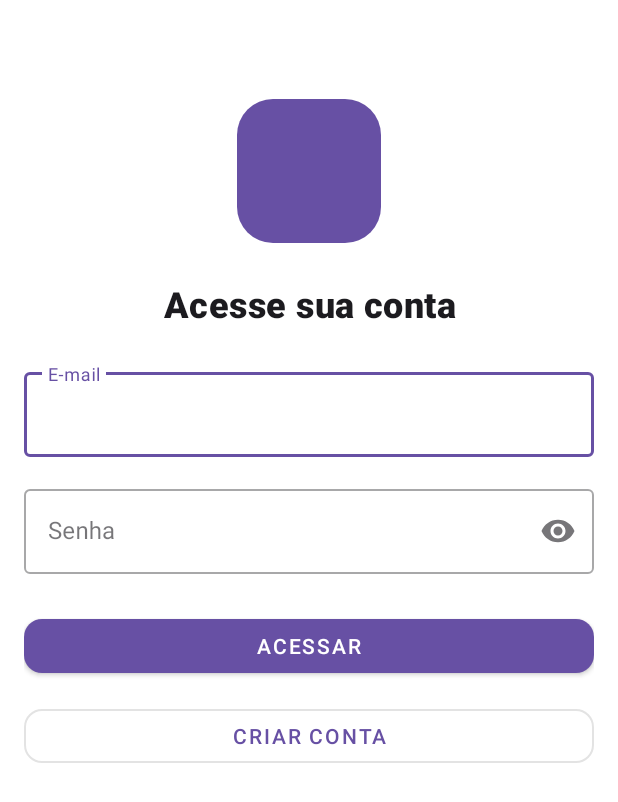
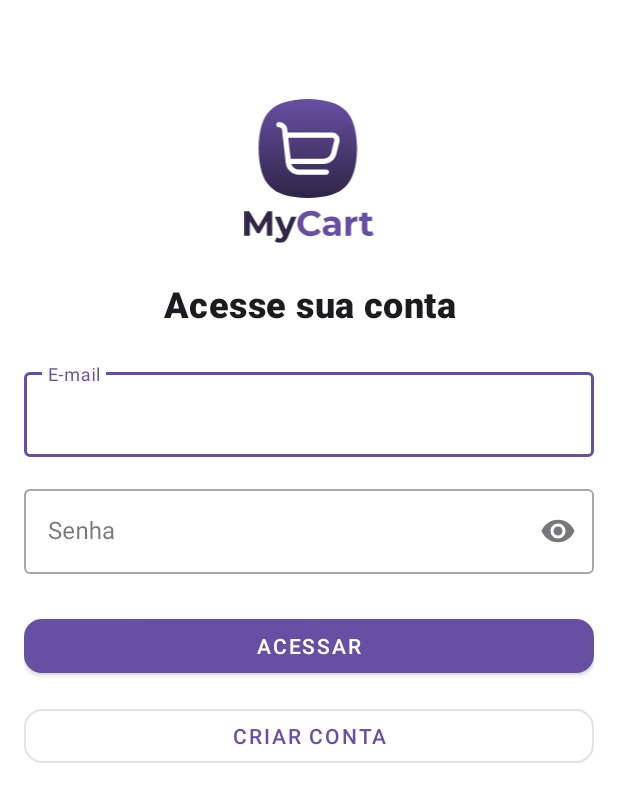
Before and after one commit to mathcorrea1/projetomobilekotlin, an Android app: the screen it shows after launch (LoginActivity), on a phone screen of 412 x 824 dp. Shown: the top 802 px of the screen. Run offline under Robolectric (Android 15) with nearby library versions, the phone set to English and light mode, and no system bars.

Commit message:
adicionando logo "myCart" e trocando placeholders

```diff
--- a/app/src/main/AndroidManifest.xml
+++ b/app/src/main/AndroidManifest.xml
@@ -3,9 +3,9 @@
 
     <application
         android:allowBackup="true"
-        android:icon="@drawable/ic_placeholder"
+        android:icon="@drawable/ic_logo"
         android:label="@string/app_name"
-        android:roundIcon="@drawable/ic_placeholder"
+        android:roundIcon="@drawable/ic_logo"
         android:supportsRtl="true"
         android:theme="@style/Theme.ProjetoProgramacaoMobileParte1">
         <activity
--- /dev/null
+++ b/app/src/main/res/drawable/ic_logo.xml
@@ -0,0 +1,51 @@
+<vector xmlns:android="http://schemas.android.com/apk/res/android"
+    xmlns:aapt="http://schemas.android.com/aapt"
+    android:width="588dp"
+    android:height="656dp"
+    android:viewportWidth="588"
+    android:viewportHeight="656">
+  <group>
+    <clip-path
+        android:pathData="M0.28,0h587.04v655.32h-587.04z"/>
+    <path
+        android:pathData="M460.62,52.62C428.81,18.79 372.69,1.88 288.5,0C204.31,1.88 148.19,18.79 116.38,52.62C82.71,84.56 65.87,140.94 64,225.5C65.87,310.06 82.71,366.44 116.38,398.38C148.19,432.21 204.31,449.12 288.5,451C372.69,449.12 428.81,432.21 460.62,398.38C494.29,364.56 511.13,310.06 513,225.5C511.13,140.94 494.29,84.56 460.62,52.62Z">
+      <aapt:attr name="android:fillColor">
+        <gradient
+            android:startX="288.5"
+            android:startY="1.72"
+            android:endX="288.5"
+            android:endY="450.53"
+            android:type="linear">
+          <item android:offset="0" android:color="#FF674FA3"/>
+          <item android:offset="1" android:color="#FF2F2547"/>
+        </gradient>
+      </aapt:attr>
+    </path>
+    <path
+        android:pathData="M145,116.94C145,110.35 150.37,105 157,105C176.28,105 193.5,120.3 195.34,139.6L212.14,288.89C213.94,306.75 229.25,321.12 248.2,321.12H373C379.63,321.12 385,326.46 385,333.06C385,339.65 379.63,345 373,345H248.2C216.77,345 191.31,321.2 188.27,291.34L171.48,142.15L171.45,141.9C170.82,135 164.08,128.88 157,128.88C150.37,128.88 145,123.54 145,116.94Z"
+        android:fillColor="#ffffff"
+        android:fillType="evenOdd"/>
+    <path
+        android:pathData="M173.8,164.7C173.8,158.11 179.17,152.76 185.8,152.76H399.4C418.03,152.76 433,167.66 433,186.19V190.97C433,191.95 432.88,192.92 432.64,193.87L418.24,251.18C418.22,251.28 418.19,251.38 418.16,251.48C410.73,278.1 386.84,296.05 359.8,296.05H200.2C193.57,296.05 188.2,290.7 188.2,284.1C188.2,277.51 193.57,272.16 200.2,272.16H359.8C375.92,272.16 390.39,261.52 395,245.23L409,189.5V186.2C409,180.85 404.77,176.64 399.4,176.64H185.8C179.17,176.64 173.8,171.3 173.8,164.7Z"
+        android:fillColor="#ffffff"
+        android:fillType="evenOdd"/>
+    <path
+        android:pathData="M0.28,623V511H21.72L69.4,590.04H58.04L104.92,511H126.2L126.52,623H102.2L102.04,548.28H106.52L69.08,611.16H57.4L19.16,548.28H24.6V623H0.28Z"
+        android:fillColor="#302648"/>
+    <path
+        android:pathData="M162.21,655.32C157.73,655.32 153.31,654.63 148.93,653.24C144.56,651.85 140.99,649.93 138.21,647.48L147.33,629.72C149.25,631.43 151.44,632.76 153.89,633.72C156.45,634.68 158.96,635.16 161.41,635.16C164.93,635.16 167.71,634.31 169.73,632.6C171.87,631 173.79,628.28 175.49,624.44L179.97,613.88L181.89,611.16L212.77,536.92H236.77L197.89,628.28C195.12,635.21 191.92,640.65 188.29,644.6C184.77,648.55 180.83,651.32 176.45,652.92C172.19,654.52 167.44,655.32 162.21,655.32ZM176.93,626.36L138.53,536.92H164.29L194.05,608.92L176.93,626.36Z"
+        android:fillColor="#302648"/>
+    <path
+        android:pathData="M301.85,624.92C293.21,624.92 285.15,623.53 277.69,620.76C270.33,617.88 263.93,613.83 258.49,608.6C253.05,603.37 248.78,597.24 245.69,590.2C242.7,583.16 241.21,575.43 241.21,567C241.21,558.57 242.7,550.84 245.69,543.8C248.78,536.76 253.05,530.63 258.49,525.4C264.04,520.17 270.49,516.17 277.85,513.4C285.21,510.52 293.26,509.08 302.01,509.08C311.71,509.08 320.46,510.79 328.25,514.2C336.14,517.51 342.76,522.41 348.09,528.92L331.45,544.28C327.61,539.91 323.34,536.65 318.65,534.52C313.95,532.28 308.83,531.16 303.29,531.16C298.06,531.16 293.26,532.01 288.89,533.72C284.52,535.43 280.73,537.88 277.53,541.08C274.33,544.28 271.82,548.07 270.01,552.44C268.3,556.81 267.45,561.67 267.45,567C267.45,572.33 268.3,577.19 270.01,581.56C271.82,585.93 274.33,589.72 277.53,592.92C280.73,596.12 284.52,598.57 288.89,600.28C293.26,601.99 298.06,602.84 303.29,602.84C308.83,602.84 313.95,601.77 318.65,599.64C323.34,597.4 327.61,594.04 331.45,589.56L348.09,604.92C342.76,611.43 336.14,616.39 328.25,619.8C320.46,623.21 311.66,624.92 301.85,624.92Z"
+        android:fillColor="#664FA2"/>
+    <path
+        android:pathData="M414.6,623V606.2L413,602.52V572.44C413,567.11 411.35,562.95 408.04,559.96C404.84,556.97 399.88,555.48 393.16,555.48C388.58,555.48 384.04,556.23 379.56,557.72C375.19,559.11 371.45,561.03 368.36,563.48L359.4,546.04C364.1,542.73 369.75,540.17 376.36,538.36C382.98,536.55 389.7,535.64 396.52,535.64C409.64,535.64 419.83,538.73 427.08,544.92C434.33,551.11 437.96,560.76 437.96,573.88V623H414.6ZM388.36,624.28C381.64,624.28 375.88,623.16 371.08,620.92C366.28,618.57 362.6,615.43 360.04,611.48C357.48,607.53 356.2,603.11 356.2,598.2C356.2,593.08 357.43,588.6 359.88,584.76C362.44,580.92 366.44,577.93 371.88,575.8C377.32,573.56 384.42,572.44 393.16,572.44H416.04V587H395.88C390.02,587 385.96,587.96 383.72,589.88C381.59,591.8 380.52,594.2 380.52,597.08C380.52,600.28 381.75,602.84 384.2,604.76C386.76,606.57 390.23,607.48 394.6,607.48C398.76,607.48 402.49,606.52 405.8,604.6C409.11,602.57 411.51,599.64 413,595.8L416.84,607.32C415.03,612.87 411.72,617.08 406.92,619.96C402.12,622.84 395.93,624.28 388.36,624.28Z"
+        android:fillColor="#664FA2"/>
+    <path
+        android:pathData="M460.55,623V536.92H484.39V561.24L481.03,554.2C483.59,548.12 487.7,543.53 493.35,540.44C499.01,537.24 505.89,535.64 513.99,535.64V558.68C512.92,558.57 511.96,558.52 511.11,558.52C510.26,558.41 509.35,558.36 508.39,558.36C501.57,558.36 496.02,560.33 491.75,564.28C487.59,568.12 485.51,574.15 485.51,582.36V623H460.55Z"
+        android:fillColor="#664FA2"/>
+    <path
+        android:pathData="M567,624.28C556.87,624.28 548.97,621.72 543.32,616.6C537.67,611.37 534.84,603.64 534.84,593.4V517.88H559.8V593.08C559.8,596.71 560.76,599.53 562.68,601.56C564.6,603.48 567.22,604.44 570.52,604.44C574.47,604.44 577.83,603.37 580.6,601.24L587.32,618.84C584.76,620.65 581.67,622.04 578.04,623C574.52,623.85 570.84,624.28 567,624.28ZM521.56,556.12V536.92H581.24V556.12H521.56Z"
+        android:fillColor="#664FA2"/>
+  </group>
+</vector>
--- a/app/src/main/res/layout/activity_add_list.xml
+++ b/app/src/main/res/layout/activity_add_list.xml
@@ -36,7 +36,8 @@
             android:layout_width="@dimen/logo_size"
             android:layout_height="@dimen/logo_size"
             android:contentDescription="@string/descricao_logo"
-            android:src="@drawable/ic_placeholder"
+            app:srcCompat="@drawable/ic_logo"
+            app:tint="@null"
             app:layout_constraintTop_toBottomOf="@id/toolbar"
             app:layout_constraintStart_toStartOf="parent"
             app:layout_constraintEnd_toEndOf="parent" />
--- a/app/src/main/res/layout/activity_edit_list.xml
+++ b/app/src/main/res/layout/activity_edit_list.xml
@@ -29,7 +29,8 @@
             android:layout_width="@dimen/logo_size"
             android:layout_height="@dimen/logo_size"
             android:contentDescription="@string/descricao_logo"
-            android:src="@drawable/ic_placeholder"
+            app:srcCompat="@drawable/ic_logo"
+            app:tint="@null"
             app:layout_constraintTop_toBottomOf="@id/toolbar"
             app:layout_constraintStart_toStartOf="parent"
             app:layout_constraintEnd_toEndOf="parent" />
--- a/app/src/main/res/layout/activity_login.xml
+++ b/app/src/main/res/layout/activity_login.xml
@@ -24,7 +24,8 @@
             android:layout_width="@dimen/logo_size"
             android:layout_height="@dimen/logo_size"
             android:contentDescription="@string/descricao_logo"
-            android:src="@drawable/ic_placeholder"
+            app:srcCompat="@drawable/ic_logo"
+            app:tint="@null"
             app:layout_constraintTop_toBottomOf="@id/guideline_top"
             app:layout_constraintStart_toStartOf="parent"
             app:layout_constraintEnd_toEndOf="parent" />
--- a/app/src/main/res/layout/activity_register.xml
+++ b/app/src/main/res/layout/activity_register.xml
@@ -36,7 +36,8 @@
             android:layout_width="@dimen/logo_size"
             android:layout_height="@dimen/logo_size"
             android:contentDescription="@string/descricao_logo"
-            android:src="@drawable/ic_placeholder"
+            app:srcCompat="@drawable/ic_logo"
+            app:tint="@null"
             app:layout_constraintTop_toBottomOf="@id/toolbar"
             app:layout_constraintStart_toStartOf="parent"
             app:layout_constraintEnd_toEndOf="parent" />
--- a/app/src/main/res/layout/item_lista.xml
+++ b/app/src/main/res/layout/item_lista.xml
@@ -17,7 +17,8 @@
             android:layout_width="match_parent"
             android:layout_height="120dp"
             android:scaleType="centerCrop"
-            android:src="@drawable/ic_placeholder" />
+            android:src="@drawable/ic_logo"
+            android:contentDescription="@string/descricao_logo" />
 
         <TextView
             android:id="@+id/txtTitulo"
```
